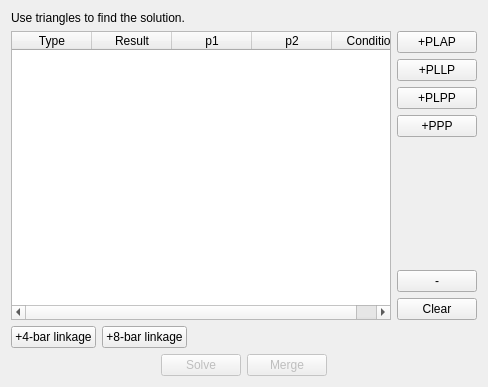
Qt form core/panel/run_Triangle_Solver.ui (KmolYuan/Pyslvs-UI) before a commit.
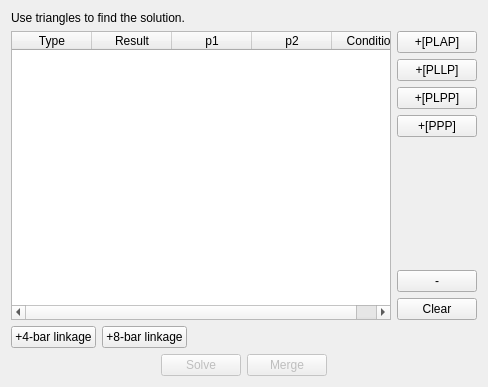
The same form after that commit. Icons and pictures are not drawn.

What changed in the file:
```diff
--- a/core/panel/run_Triangle_Solver.ui
+++ b/core/panel/run_Triangle_Solver.ui
@@ -85,7 +85,7 @@
           <string>&lt;html&gt;&lt;head/&gt;&lt;body&gt;&lt;p&gt;&lt;span style=&quot; font-size:12pt; font-weight:600;&quot;&gt;Point(A), Length(L0), Angle(β), Point(B)&lt;/span&gt;&lt;/p&gt;&lt;p&gt;&lt;img src=&quot;:/icons/preview/PLAP.png&quot;/&gt;&lt;/p&gt;&lt;/body&gt;&lt;/html&gt;</string>
          </property>
          <property name="text">
-          <string>+PLAP</string>
+          <string>+[PLAP]</string>
          </property>
         </widget>
        </item>
@@ -95,7 +95,7 @@
           <string>&lt;html&gt;&lt;head/&gt;&lt;body&gt;&lt;p&gt;&lt;span style=&quot; font-size:12pt; font-weight:600;&quot;&gt;Point(A), Length(L0), Length(R0), Point(B)&lt;/span&gt;&lt;/p&gt;&lt;p&gt;&lt;img src=&quot;:/icons/preview/PLLP.png&quot;/&gt;&lt;/p&gt;&lt;/body&gt;&lt;/html&gt;</string>
          </property>
          <property name="text">
-          <string>+PLLP</string>
+          <string>+[PLLP]</string>
          </property>
         </widget>
        </item>
@@ -105,7 +105,7 @@
           <string>&lt;html&gt;&lt;head/&gt;&lt;body&gt;&lt;p&gt;&lt;span style=&quot; font-size:12pt; font-weight:600;&quot;&gt;Point(A), Length(L0), Point(B), Point(C)&lt;/span&gt;&lt;/p&gt;&lt;p&gt;&lt;img src=&quot;:/icons/preview/PLPP.png&quot;/&gt;&lt;/p&gt;&lt;/body&gt;&lt;/html&gt;</string>
          </property>
          <property name="text">
-          <string>+PLPP</string>
+          <string>+[PLPP]</string>
          </property>
         </widget>
        </item>
@@ -115,7 +115,7 @@
           <string>&lt;html&gt;&lt;head/&gt;&lt;body&gt;&lt;p&gt;&lt;span style=&quot; font-size:12pt; font-weight:600;&quot;&gt;Point(A), Point(B), Point(C) &lt;/span&gt;&lt;span style=&quot; font-size:12pt; color:#ff0000;&quot;&gt;Return three side length.&lt;/span&gt;&lt;/p&gt;&lt;p&gt;&lt;img src=&quot;:/icons/preview/PPP.png&quot;/&gt;&lt;/p&gt;&lt;/body&gt;&lt;/html&gt;</string>
          </property>
          <property name="text">
-          <string>+PPP</string>
+          <string>+[PPP]</string>
          </property>
         </widget>
        </item>
```
